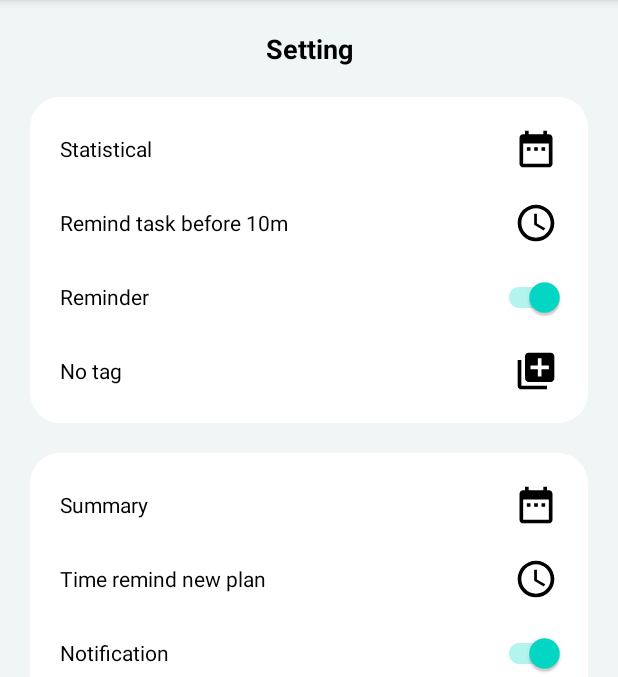
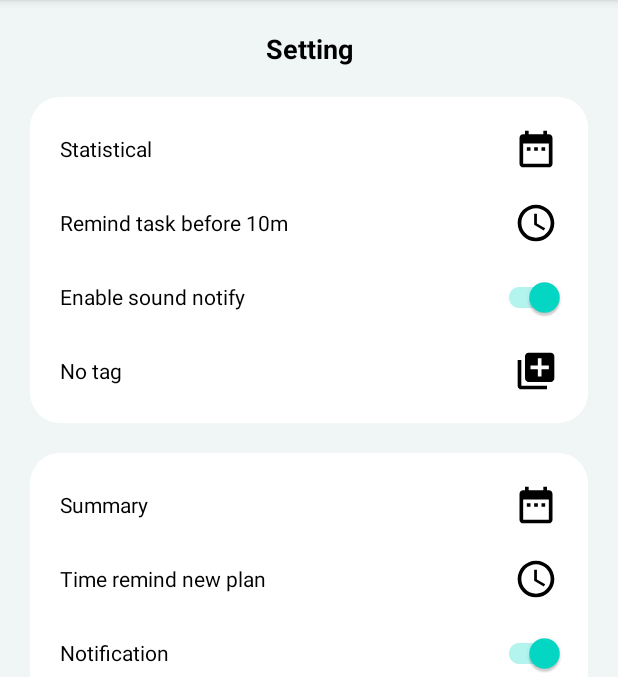
Before and after one commit to sontit1999/DailyTaskPlanner, an Android app built with Jetpack Compose: the fragment ProfileFragment shown on its own in the app's theme, on a phone screen of 412 x 824 dp, the part 84-761 px from its top. Run offline under Robolectric (Android 15) with nearby library versions, the phone set to English and light mode, and no system bars; our stand-ins replace Dagger/Hilt's generated code, data binding.

Commit message:
Play sound show notify

```diff
--- a/app/src/main/java/com/example/dailytaskplanner/database/storage/LocalStorage.kt
+++ b/app/src/main/java/com/example/dailytaskplanner/database/storage/LocalStorage.kt
@@ -19,4 +19,8 @@ interface LocalStorage {
     var age: String
 
     var didCongratulate: Boolean
+
+    var enableSoundNotify : Boolean
+
+    var lastTimeInviteCreatePlan : Long
 }
--- a/app/src/main/java/com/example/dailytaskplanner/ui/profile/ProfileFragment.kt
+++ b/app/src/main/java/com/example/dailytaskplanner/ui/profile/ProfileFragment.kt
@@ -2,11 +2,16 @@ package com.example.dailytaskplanner.ui.profile
 
 import com.example.dailytaskplanner.R
 import com.example.dailytaskplanner.base.BaseFragment
+import com.example.dailytaskplanner.database.storage.LocalStorage
 import com.example.dailytaskplanner.databinding.FragProfileBinding
 import dagger.hilt.android.AndroidEntryPoint
+import javax.inject.Inject
 
 @AndroidEntryPoint
 class ProfileFragment : BaseFragment<FragProfileBinding, ProfileViewModel>() {
+
+    @Inject
+    lateinit var localStorage: LocalStorage
 
     override fun getLayoutId() = R.layout.frag_profile
 
@@ -14,7 +19,9 @@ class ProfileFragment : BaseFragment<FragProfileBinding, ProfileViewModel>() {
     }
 
     override fun bindingAction() {
-
+        binding.swReminderSound.setOnCheckedChangeListener { _, isChecked ->
+            localStorage.enableSoundNotify = isChecked
+        }
     }
 
     override fun viewCreated() {
--- a/app/src/main/java/com/example/dailytaskplanner/utils/Constants.kt
+++ b/app/src/main/java/com/example/dailytaskplanner/utils/Constants.kt
@@ -24,5 +24,7 @@ object Constants {
     object SharedPrefKey {
         const val KEY_AGE = "age"
         const val KEY_DID_CONGRATULATION = "did_congratulation"
+        const val KEY_ENABLE_SOUND_NOTIFY = "enable_sound_notify"
+        const val KEY_LAST_TIME_INVITE_CREATE_PLAN = "last_time_invite_create_plan"
     }
 }
--- a/app/src/main/res/layout/frag_home.xml
+++ b/app/src/main/res/layout/frag_home.xml
@@ -94,8 +94,8 @@
 
         <com.airbnb.lottie.LottieAnimationView
             android:id="@+id/btnAdd"
-            android:layout_width="70dp"
-            android:layout_height="70dp"
+            android:layout_width="90dp"
+            android:layout_height="90dp"
             android:layout_margin="15dp"
             app:lottie_rawRes="@raw/add"
             app:lottie_loop="true"
--- a/app/src/main/res/layout/frag_profile.xml
+++ b/app/src/main/res/layout/frag_profile.xml
@@ -109,12 +109,12 @@
                         android:gravity="start"
                         android:paddingStart="10dp"
                         android:paddingEnd="10dp"
-                        android:text="@string/reminder"
+                        android:text="@string/reminder_sound"
                         android:textColor="@color/black"
                         android:textSize="14sp" />
 
                     <androidx.appcompat.widget.SwitchCompat
-                        android:id="@+id/swReminder"
+                        android:id="@+id/swReminderSound"
                         android:layout_width="49dp"
                         android:layout_height="49dp"
                         android:checked="true"
--- a/app/src/main/res/values/strings.xml
+++ b/app/src/main/res/values/strings.xml
@@ -27,4 +27,5 @@
     <string name="remind_task_start_after"> minutes to start</string>
     <string name="effective_plan">Effective planning</string>
     <string name="effective_plan_des">Take some time to plan for today!</string>
+    <string name="reminder_sound">Enable sound notify</string>
 </resources>
```
Also changed, not shown: app/src/main/java/com/example/dailytaskplanner/database/storage/SharedPreferencesStorage.kt (+10 -0 lines), app/src/main/java/com/example/dailytaskplanner/service/ForegroundService.kt (+31 -12 lines), app/src/main/res/raw/add.json (+1 -1 lines), 1 other file.
